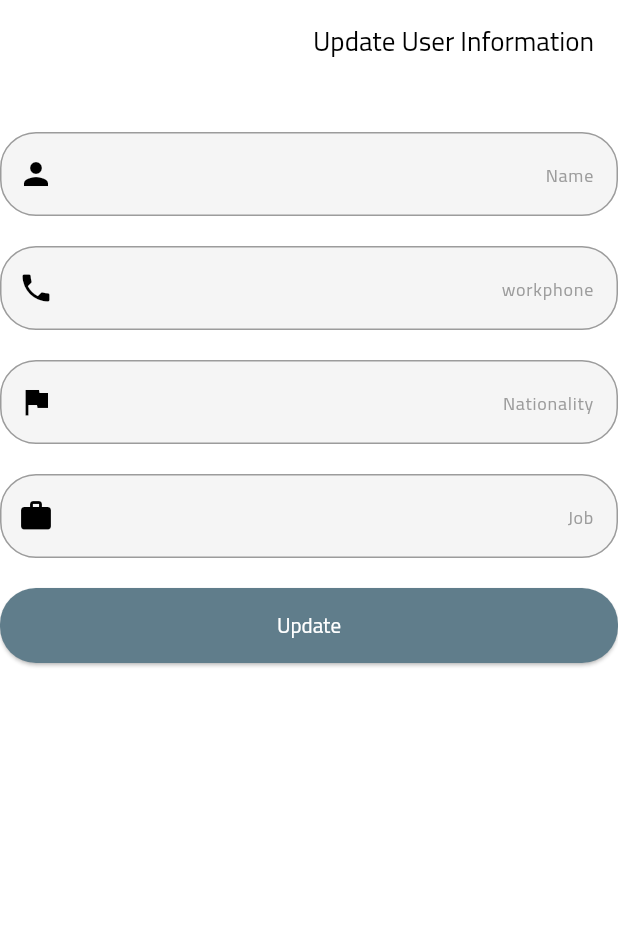
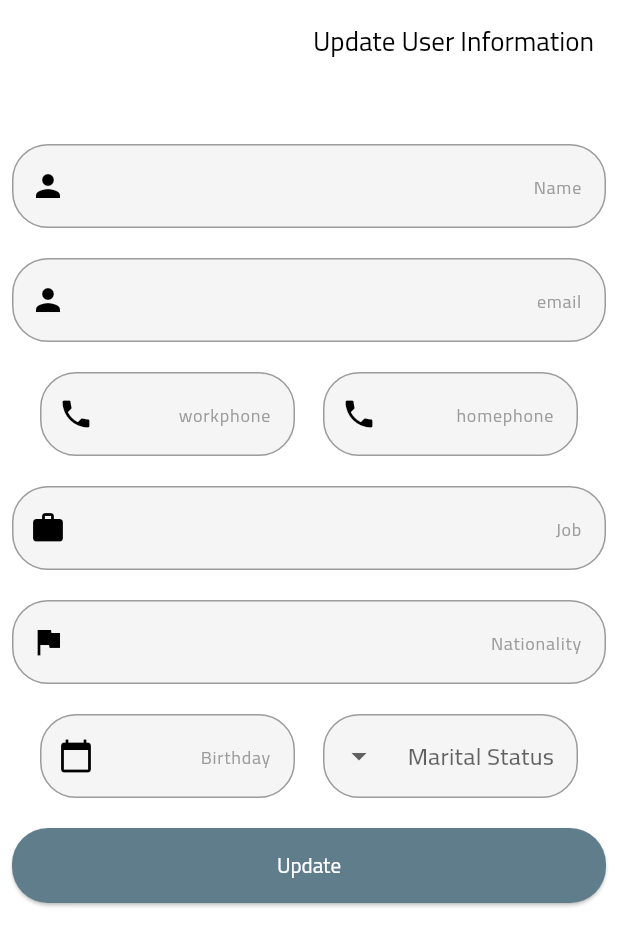
Before and after one commit to raghadd2/first, a Flutter app: the UpdateUser screen opened by its route, on a phone screen of 412 x 824 dp. Shown: the top 946 px of the screen. Run offline on Flutter 3.47's test engine with Material 3 defaults, Android fonts, the phone set to English and light mode, and no system bars; our stand-ins replace dartz, dio, equatable, flutter_riverpod, flutter_svg, go_router and 4 more; accounts and stored records are empty; network calls fail.

Commit message:
update profile fix

```diff
--- a/lib/features/user_informaion/controller/getuser_provider.dart
+++ b/lib/features/user_informaion/controller/getuser_provider.dart
@@ -21,7 +21,6 @@ class User extends ChangeNotifier {
 
   GeneralState state = GeneralState(requestState: RequestState.empty);
   final _repo = UserRepositroy();
-  final update = UserRepositroy();
   var genstate = GeneralState(requestState: RequestState.empty);
   var genstate1 = GeneralState(requestState: RequestState.empty);
   var key = GlobalKey<FormState>();
@@ -39,6 +38,7 @@ class User extends ChangeNotifier {
     notifyListeners();
 
     final result = await _repo.getUser();
+
     result.fold((error) {
       state = GeneralState(
         requestState: RequestState.error,
@@ -54,9 +54,7 @@ class User extends ChangeNotifier {
   }
 
   updateuser(BuildContext context) async {
-    if (!key.currentState!.validate()) return;
-    changeState(RequestState.loading);
-    final result = await update.updateUser(
+    final result = await _repo.updateUser(
       Userparameters(
           name: nameController.text,
           homephone: homephoneController.text,
@@ -67,13 +65,13 @@ class User extends ChangeNotifier {
           birthday: birthdayController.text,
           email: emailController.text),
     );
+    print("result $result");
     result.fold((error) {
       PublicMethods.displaySnackBar(context: context, message: error);
       genstate1 =
           GeneralState(requestState: RequestState.error, message: error);
     }, (data) {
       genstate1 = GeneralState(requestState: RequestState.loaded);
-      context.pushNamed(NameRoutes.otpNameRoute);
     });
     notifyListeners();
   }
@@ -86,6 +84,6 @@ class User extends ChangeNotifier {
   Future<void> signOut(BuildContext context) async {
     await SharedPref.removeData(SharedPrefKeys.token);
 
-    context.pushNamed(NameRoutes.loginNameRoute);
+    context.goNamed(NameRoutes.loginNameRoute);
   }
 }
--- a/lib/features/user_informaion/model/getuser_model.dart
+++ b/lib/features/user_informaion/model/getuser_model.dart
@@ -86,4 +86,6 @@ class GetUserModel extends Equatable {
         updatedAt,
         verifiedAt,
       ];
+
+
 }
--- a/lib/features/user_informaion/repositry/getuser_repository.dart
+++ b/lib/features/user_informaion/repositry/getuser_repository.dart
@@ -32,7 +32,7 @@ class UserRepositroy {
       final response = await dio
           .put(
         EndPoints.updateProfile,
-        data: userparameters,
+        data: userparameters.tojsin(),
       )
           .catchError((error) {
         if (error.response != null && error.response.statusCode != 500) {
--- a/lib/features/user_informaion/view/updateuser.dart
+++ b/lib/features/user_informaion/view/updateuser.dart
@@ -4,6 +4,7 @@ import 'package:base_project/core/utils/enums/request_state.dart';
 import 'package:base_project/features/user_informaion/controller/getuser_provider.dart';
 import 'package:flutter/material.dart';
 import 'package:flutter_riverpod/flutter_riverpod.dart';
+import 'package:intl/intl.dart';
 
 class UpdateUser extends StatelessWidget {
   const UpdateUser({super.key});
@@ -14,13 +15,17 @@ class UpdateUser extends StatelessWidget {
         appBar: AppBar(
           title: const Text('Update User Information'),
         ),
-        body: SingleChildScrollView(child: Consumer(
+        body: SingleChildScrollView(
+            child: Padding(
+          padding: const EdgeInsets.all(8.0),
+          child: Consumer(
             builder: ((context, ref, child) {
               final provider = ref.watch(updateuserProvider);
               return Column(children: [
                 const SizedBox(height: 16.0),
                 16.hGap,
                 TextFormField(
+
                   textInputAction: TextInputAction.done,
                   validator: (value) =>
                       AppValidation.validateName(context, value ?? ""),
@@ -34,11 +39,52 @@ class UpdateUser extends StatelessWidget {
                 TextFormField(
                   textInputAction: TextInputAction.done,
                   validator: (value) =>
-                    AppValidation.validatePhoneNumber(context, value ?? ""),
+                      AppValidation.validateName(context, value ?? ""),
+                  controller: provider.emailController,
+                  decoration: InputDecoration(
+                    hintText: 'email',
+                    suffixIcon: Icon(Icons.person),
+                  ),
+                ),
+                20.hGap,
+                Row(
+                  mainAxisAlignment: MainAxisAlignment.spaceEvenly,
+                  children: [
+                    SizedBox(
+                      width: 170,
+                      child: TextFormField(
+                        textInputAction: TextInputAction.done,
+                        validator: (value) => AppValidation.validatePhoneNumber(
+                            context, value ?? ""),
+                        controller: provider.homephoneController,
+                        decoration: InputDecoration(
+                          hintText: 'homephone',
+                          suffixIcon: Icon(Icons.phone),
+                        ),
+                      ),
+                    ),
+                    SizedBox(
+                      width: 170,
+                      child: TextFormField(
+                        textInputAction: TextInputAction.done,
+                        validator: (value) => AppValidation.validatePhoneNumber(
+                            context, value ?? ""),
                         controller: provider.workphoneController,
                         decoration: InputDecoration(
                           hintText: 'workphone',
                           suffixIcon: Icon(Icons.phone),
+                        ),
+                      ),
+                    ),
+                  ],
+                ),
+                20.hGap,
+                TextFormField(
+                  textInputAction: TextInputAction.done,
+                  controller: provider.jobController,
+                  decoration: InputDecoration(
+                    hintText: 'Job',
+                    suffixIcon: Icon(Icons.work),
                   ),
                 ),
                 20.hGap,
@@ -51,13 +97,55 @@ class UpdateUser extends StatelessWidget {
                   ),
                 ),
                 20.hGap,
-              TextFormField(
-                textInputAction: TextInputAction.done,
-                controller: provider.jobController,
-                decoration: InputDecoration(
-                  hintText: 'Job',
-                  suffixIcon: Icon(Icons.work),
+                Row(
+                  mainAxisAlignment: MainAxisAlignment.spaceEvenly,
+                  children: [
+                    SizedBox(
+                      width: 170,
+                      child: DropdownButtonFormField<String>(
+                        value: provider.maritalstatusController.text.isNotEmpty
+                            ? provider.maritalstatusController.text
+                            : null,
+                        onChanged: (newValue) {
+                          provider.maritalstatusController.text = newValue!;
+                        },
+                        items: ['Married', 'Single'].map((String value) {
+                          return DropdownMenuItem<String>(
+                            value: value,
+                            child: Text(value),
+                          );
+                        }).toList(),
+                        decoration: const InputDecoration(
+                          hintText: 'Marital Status',
                         ),
+                      ),
+                    ),
+                    SizedBox(
+                      width: 170,
+                      child: TextFormField(
+                        controller: provider.birthdayController,
+                        decoration: const InputDecoration(
+                          hintText: 'Birthday',
+                          suffixIcon: Icon(Icons.calendar_today),
+                        ),
+                        readOnly: true,
+                        onTap: () async {
+                          DateTime? pickedDate = await showDatePicker(
+                            context: context,
+                            initialDate: DateTime.now(),
+                            firstDate: DateTime(1900),
+                            lastDate: DateTime.now(),
+                          );
+
+                          if (pickedDate != null) {
+                            String formattedDate =
+                                DateFormat('yyyy-MM-dd').format(pickedDate);
+                            provider.birthdayController.text = formattedDate;
+                          }
+                        },
+                      ),
+                    ),
+                  ],
                 ),
                 20.hGap,
                 provider.genstate.requestState == RequestState.loading
@@ -70,6 +158,7 @@ class UpdateUser extends StatelessWidget {
                       ),
               ]);
             }),
+          ),
         )));
   }
 }
```
Also changed, not shown: lib/features/user_informaion/repositry/userparameters.dart (+1 -6 lines). Lines whose indentation alone changed are shown as unchanged.
